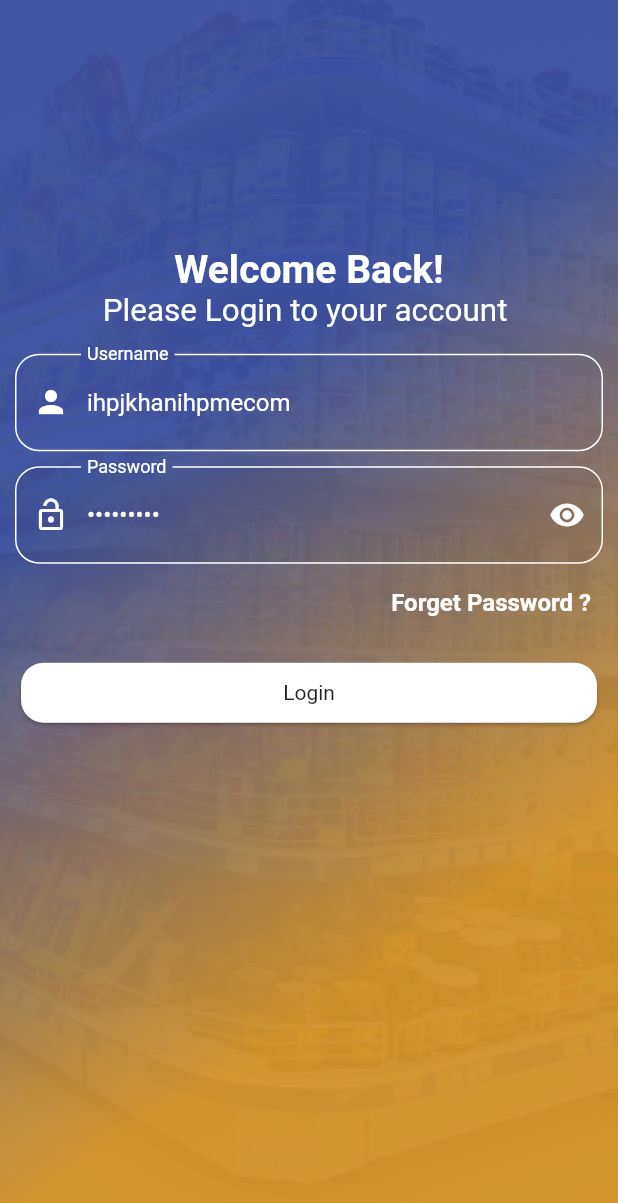
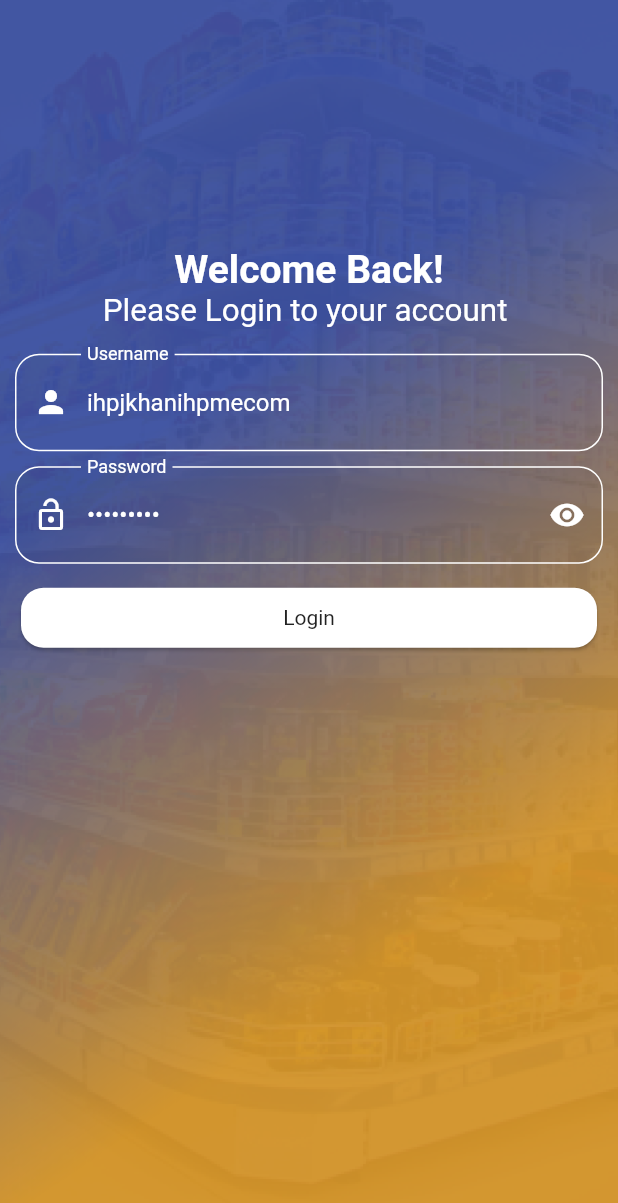
Before and after one commit to asajjadbp/c_supervisor_phase1.1, a Flutter app: the screen it shows after launch, on a phone screen of 412 x 824 dp. Shown: the top 1203 px of the screen. Run offline on Flutter 3.47's test engine with Material 2 defaults, Android fonts, the light colour scheme and no system bars; our stand-ins replace flutter_rating_bar, flutter_staggered_animations, flutter_svg, fluttertoast, geolocator, image_picker and 1 more; missing offline and left inert: expand_widget; project files that could hold a hidden picture were left out.

Commit message:
Module 1
small changes in latest code

```diff
--- a/lib/Screens/authentication/login_screen.dart
+++ b/lib/Screens/authentication/login_screen.dart
@@ -159,16 +159,16 @@ class _LoginScreenState extends State<LoginScreen> {
                             }
                           },
                         ),
-                        const SizedBox(height: 2.0),
-                        Align(
-                          alignment: AlignmentDirectional.centerEnd,
-                          child: TextButton(
-                            onPressed: () {
-
-                            },
-                            child: const Text('Forget Password ?',style: TextStyle(fontSize: 16,fontWeight: FontWeight.bold,color: AppColors.white),),
-                          ),
-                        ),
+                        // const SizedBox(height: 2.0),
+                        // Align(
+                        //   alignment: AlignmentDirectional.centerEnd,
+                        //   child: TextButton(
+                        //     onPressed: () {
+                        //
+                        //     },
+                        //     child: const Text('Forget Password ?',style: TextStyle(fontSize: 16,fontWeight: FontWeight.bold,color: AppColors.white),),
+                        //   ),
+                        // ),
                         const SizedBox(height: 12.0),
                         InkWell(
                           onTap: () {
```
